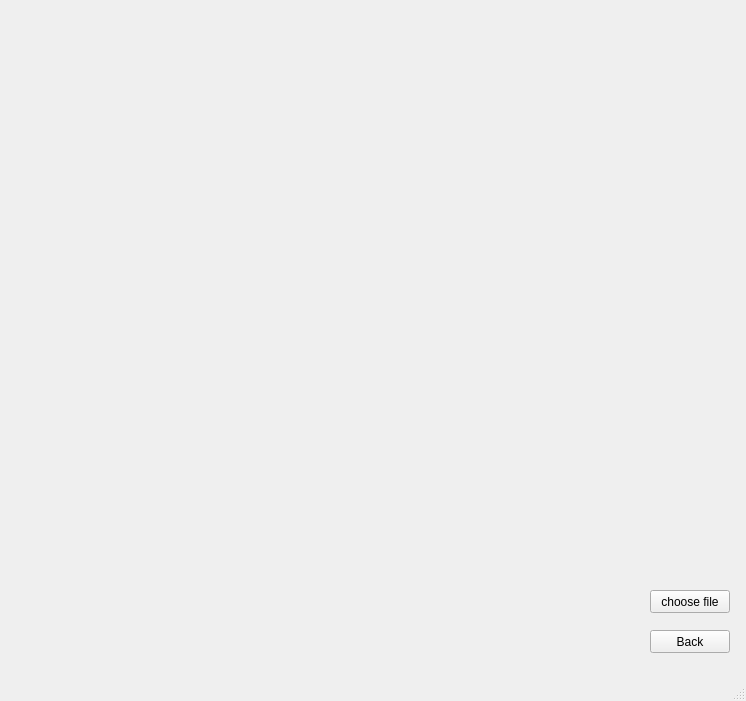
Before: the Qt Designer form app/in.ui in tuyen1601/lpr_app, drawn with Qt 5.
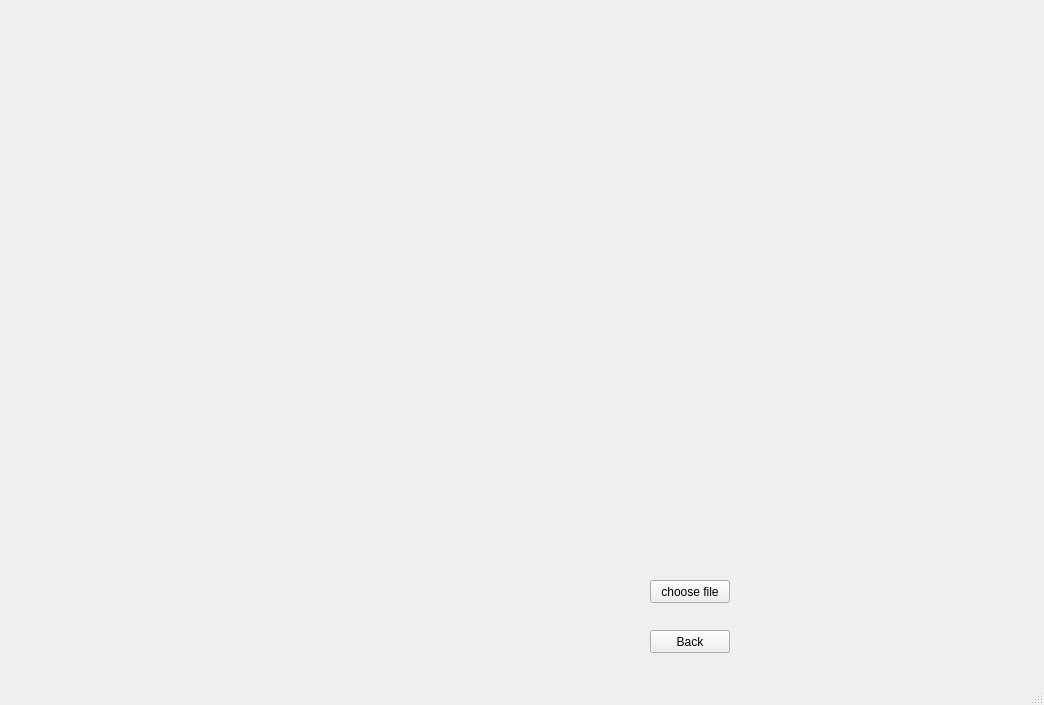
After: the same form once the commit is applied.

```diff
--- a/app/in.ui
+++ b/app/in.ui
@@ -6,8 +6,8 @@
    <rect>
     <x>0</x>
     <y>0</y>
-    <width>746</width>
-    <height>701</height>
+    <width>1044</width>
+    <height>705</height>
    </rect>
   </property>
   <property name="maximumSize">
@@ -24,7 +24,7 @@
     <property name="geometry">
      <rect>
       <x>650</x>
-      <y>590</y>
+      <y>580</y>
       <width>80</width>
       <height>23</height>
      </rect>
@@ -83,6 +83,19 @@
      <string/>
     </property>
    </widget>
+   <widget class="QLabel" name="labelLP">
+    <property name="geometry">
+     <rect>
+      <x>780</x>
+      <y>50</y>
+      <width>151</width>
+      <height>71</height>
+     </rect>
+    </property>
+    <property name="text">
+     <string/>
+    </property>
+   </widget>
   </widget>
   <widget class="QMenuBar" name="menubar">
    <property name="geometry">
```
Left out of the diff: 2 changed lines with no effect on the pictures.
